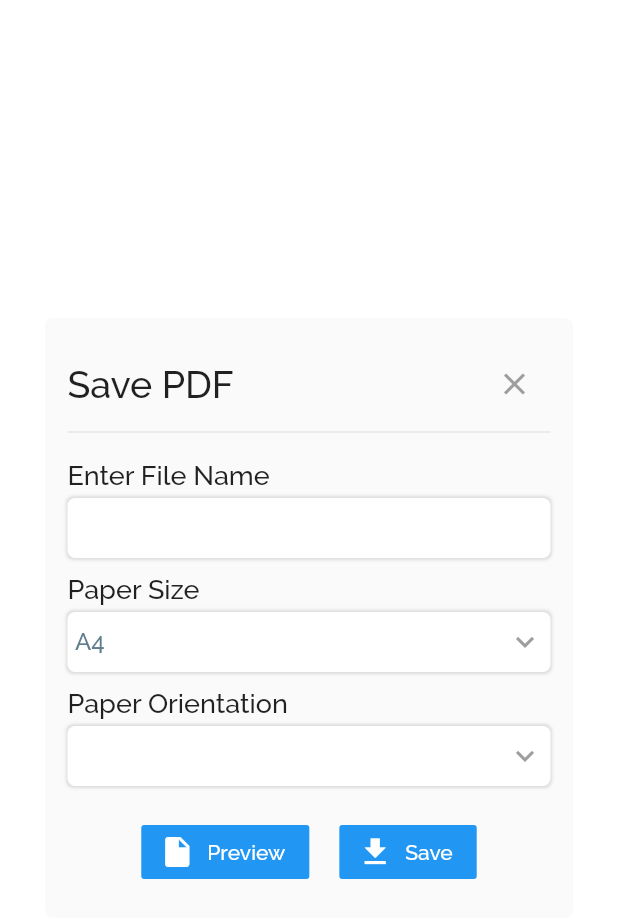
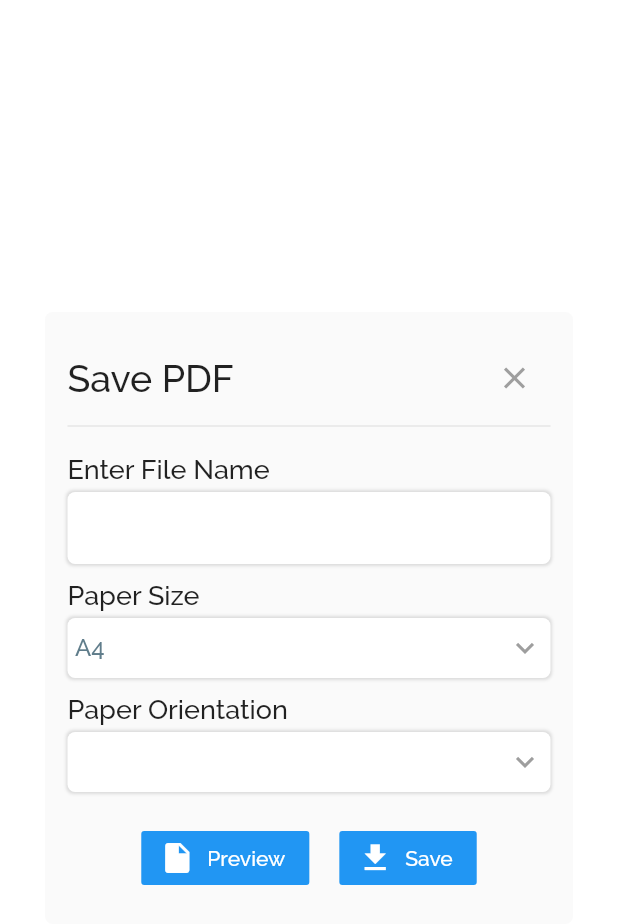
Before and after one commit to rajputvarun591/FlutterCRUD, a Flutter app: the SavePdfGeneralDialog widget shown alone on an empty page, opened directly with empty values, after a tap on "Save", on a phone screen of 412 x 824 dp. Shown: the top 924 px of the screen. Run offline on Flutter 3.47's test engine with Material 2 defaults, Android fonts, the light colour scheme and no system bars; our stand-ins replace bloc, equatable, flutter_bloc, package_info, pdf, permission_handler and 1 more; accounts and stored records are empty.

Commit message:
Just Reclone

```diff
--- a/lib/views/widgets/notes_grid_view.dart
+++ b/lib/views/widgets/notes_grid_view.dart
@@ -144,6 +144,7 @@ class _NotesGridViewState extends State<NotesGridView> with SingleTickerProvider
                       Navigator.pushNamed(context, RoutePaths.noteDetailsRoute, arguments: notes);
                     });
                   },
+                  onDoubleTap: (){},
                 ),
               ),
             );
--- a/lib/views/widgets/save_pdf_general_dialog.dart
+++ b/lib/views/widgets/save_pdf_general_dialog.dart
@@ -87,7 +87,7 @@ class _SavePdfGeneralDialogState extends State<SavePdfGeneralDialog> {
                   Divider(),
                   SizedBox(height: 10.00),
                   Container(padding: EdgeInsets.only(bottom: 5.00), child: Text("Enter File Name", style: TextStyle(fontSize: 18.00))),
-                  Container(height: 40.00, decoration: BoxDecoration(color: Colors.white, borderRadius: BorderRadius.all(Radius.circular(5.00)), boxShadow: [BoxShadow(color: Colors.black12, spreadRadius: 1.00, blurRadius: 1.00, offset: Offset(0.0, 0.1))]), child: TextField(
+                  Container(decoration: BoxDecoration(color: Colors.white, borderRadius: BorderRadius.all(Radius.circular(5.00)), boxShadow: [BoxShadow(color: Colors.black12, spreadRadius: 1.00, blurRadius: 1.00, offset: Offset(0.0, 0.1))]), child: TextField(
                     controller: textEditingController,
                     textAlign: TextAlign.left,
                     textCapitalization: TextCapitalization.sentences,
@@ -139,7 +139,20 @@ class _SavePdfGeneralDialogState extends State<SavePdfGeneralDialog> {
                       SizedBox(width: 20.00),
                       FlatButton.icon(
                           onPressed: () async{
-                            Navigator.pop(context, await saveFileAsPDF(textEditingController.text, widget.note, format, orientation));
+                            await Permission.storage.request().then((value) async{
+                              if(value.isGranted) {
+                                Navigator.pop(context, await saveFileAsPDF(textEditingController.text.isEmpty ? "No_Name" : textEditingController.text, widget.note, format, orientation));
+                              } else if (value.isDenied) {
+                                Navigator.of(context).pop();
+                              } else if(value.isPermanentlyDenied) {
+                                showDialog(context: context, builder: (context){
+                                  return AlertDialog(
+                                    title: Text("Permission", style: TextStyle(color: Colors.red)),
+                                    content: Text("Please goto settings and give storage permission manually to save the files."),
+                                  );
+                                });
+                              }
+                            });
                           },
                           color: Colors.blue,
                           icon: Icon(Icons.file_download, color: Colors.white),
@@ -159,20 +172,7 @@ class _SavePdfGeneralDialogState extends State<SavePdfGeneralDialog> {
 
   FutureOr<File> saveFileAsPDF(String fileName, Notes note, PdfPageFormat pageFormat, PdfWidget.PageOrientation pageOrientation) async{
     PdfWidget.Font font = PdfWidget.Font.ttf(await rootBundle.load("fonts/Raleway-Medium.ttf"));
-
-    PermissionStatus status = await Permission.storage.status;
     File savedFile;
-    if (status.isUndetermined) await Permission.storage.request();
-    if (status.isDenied) await Permission.storage.request();
-    if (status.isPermanentlyDenied) {
-      showDialog(context: context, builder: (context){
-        return AlertDialog(
-          title: Text("Permission", style: TextStyle(color: Colors.red)),
-          content: Text("Please goto settings and give storage permission manually to save the files."),
-        );
-      });
-    }
-    if (status.isGranted) {
     Directory directory = await AppDirectory.getExternalStorageDirectory();
     String path = directory.path;
     final pdf = PdfWidget.Document();
@@ -223,8 +223,5 @@ class _SavePdfGeneralDialogState extends State<SavePdfGeneralDialog> {
         return(savedFile);
       });
     }
-    } else {
-      return savedFile;
   }
 }
-}
```
Also changed, not shown: 1 other file. Lines whose indentation alone changed are shown as unchanged.
